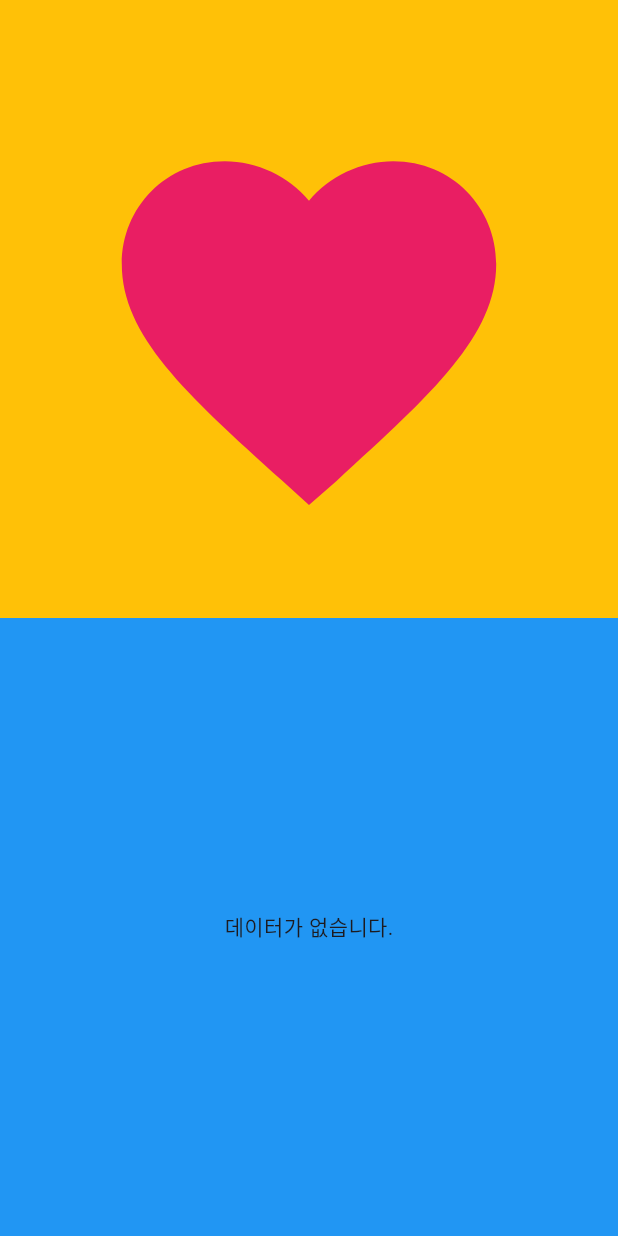
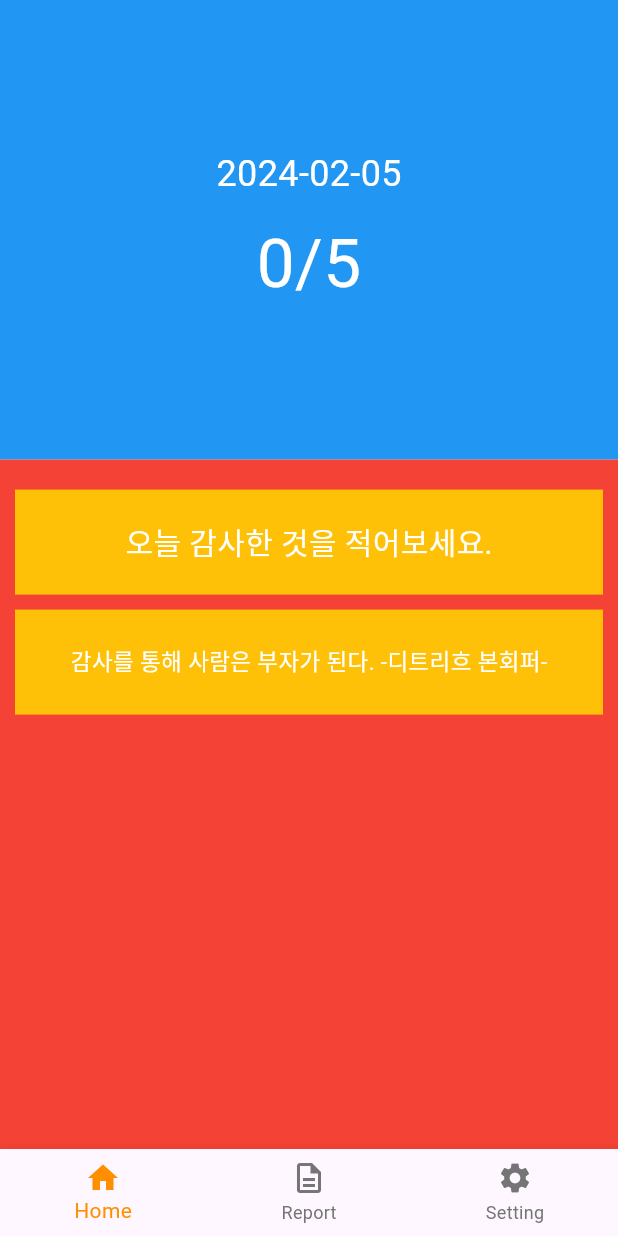
Before and after one commit to mingyuShim94/gratitude_diary, a Flutter app: the screen it shows after launch, on a phone screen of 412 x 824 dp. Run offline on Flutter 3.47's test engine with Material 3 defaults, Android fonts, the light colour scheme and no system bars; our stand-ins replace drift, get_it, sqflite, table_calendar; accounts and stored records are empty; generated files the repository leaves out were written again.

Commit message:
restart_home_proto_design

```diff
--- a/lib/main.dart
+++ b/lib/main.dart
@@ -1,3 +1,4 @@
+import 'package:flutter/cupertino.dart';
 import 'package:flutter/material.dart';
 import 'package:get_it/get_it.dart';
 import 'package:gratitude_diary/database/drift_database.dart';
@@ -23,7 +24,7 @@ class MyApp extends StatelessWidget {
   Widget build(BuildContext context) {
     return const MaterialApp(
       // home: BottomNavBarExample(),
-      home: Home(),
+      home: BottomNavBarExample(),
     );
   }
 }
@@ -42,7 +43,6 @@ class _BottomNavBarExampleState extends State<BottomNavBarExample> {
   static const List<Widget> _widgetOptions = <Widget>[
     // HomeScreen(),
     Home(),
-    History(),
     Report(),
     Setting(),
   ];
@@ -66,15 +66,11 @@ class _BottomNavBarExampleState extends State<BottomNavBarExample> {
             label: 'Home',
           ),
           BottomNavigationBarItem(
-            icon: Icon(Icons.business),
-            label: 'History',
-          ),
-          BottomNavigationBarItem(
-            icon: Icon(Icons.school),
+            icon: Icon(Icons.description_outlined),
             label: 'Report',
           ),
           BottomNavigationBarItem(
-            icon: Icon(Icons.school),
+            icon: Icon(Icons.settings),
             label: 'Setting',
           ),
         ],
--- a/lib/screens/home.dart
+++ b/lib/screens/home.dart
@@ -1,23 +1,87 @@
 import 'package:flutter/material.dart';
-import 'package:gratitude_diary/component/diary_section.dart';
-import 'package:gratitude_diary/component/energy_status_section.dart';
+import 'package:intl/intl.dart';
 
-class Home extends StatefulWidget {
+class Home extends StatelessWidget {
   const Home({super.key});
 
   @override
-  State<Home> createState() => _HomeState();
-}
+  Widget build(BuildContext context) {
+    String formattedDate = DateFormat('yyyy-MM-dd').format(DateTime.now());
 
-class _HomeState extends State<Home> {
-  @override
-  Widget build(BuildContext context) {
-    return const Scaffold(
-      resizeToAvoidBottomInset: false,
+    return Scaffold(
       body: Column(
         children: [
-          EnergyStatusSection(),
-          DiarySection(),
+          Expanded(
+            flex: 2,
+            child: Container(
+              width: double.infinity,
+              color: Colors.blue,
+              child: Column(
+                mainAxisAlignment: MainAxisAlignment.center,
+                children: [
+                  Text(
+                    formattedDate,
+                    style: const TextStyle(
+                      fontSize: 24,
+                      color: Colors.white,
+                    ),
+                  ),
+                  const SizedBox(height: 10),
+                  const Text(
+                    '0/5',
+                    style: TextStyle(
+                      fontSize: 45,
+                      color: Colors.white,
+                    ),
+                  )
+                ],
+              ),
+            ),
+          ),
+          Expanded(
+            flex: 3,
+            child: Container(
+              width: double.infinity,
+              color: Colors.red,
+              child: Padding(
+                padding:
+                    const EdgeInsets.symmetric(vertical: 20, horizontal: 10),
+                child: Column(
+                  children: [
+                    Container(
+                      width: double.infinity,
+                      height: 70,
+                      color: Colors.amber,
+                      child: const Center(
+                        child: Text(
+                          '오늘 감사한 것을 적어보세요.',
+                          style: TextStyle(
+                            fontSize: 20,
+                            color: Colors.white,
+                          ),
+                        ),
+                      ),
+                    ),
+                    const SizedBox(height: 10),
+                    Container(
+                      width: double.infinity,
+                      height: 70,
+                      color: Colors.amber,
+                      child: const Center(
+                        child: Text(
+                          '감사를 통해 사람은 부자가 된다. -디트리흐 본회퍼-',
+                          style: TextStyle(
+                            fontSize: 15,
+                            color: Colors.white,
+                          ),
+                        ),
+                      ),
+                    )
+                  ],
+                ),
+              ),
+            ),
+          )
         ],
       ),
     );
--- a/pubspec.yaml
+++ b/pubspec.yaml
@@ -41,6 +41,7 @@ dependencies:
   path_provider: ^2.0.0
   path: ^1.8.3
   get_it: ^7.6.7
+  intl: ^0.19.0
 
 dev_dependencies:
   flutter_test:
```
Also changed, not shown: lib/component/diary_section.dart (+14 -3 lines), lib/component/energy_status_section.dart (+25 -7 lines), lib/screens/HomeScreen.dart (deleted, +0 -42 lines), lib/screens/Home_screen.dart (deleted, +0 -42 lines), pubspec.lock.
